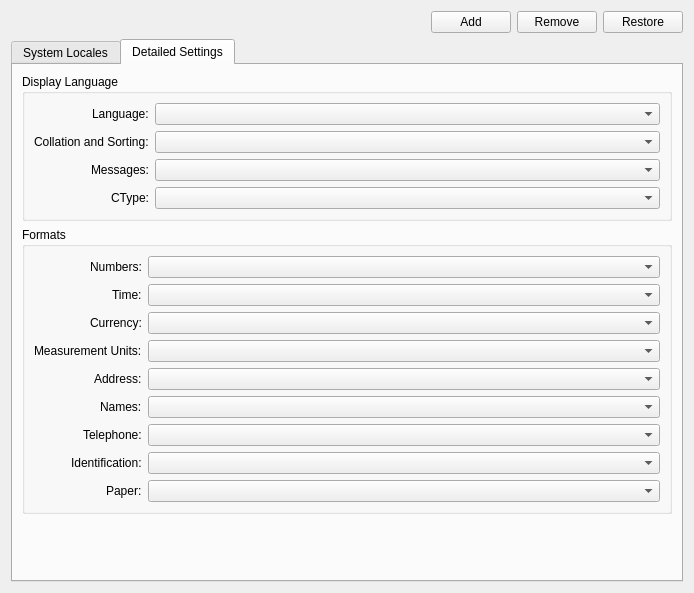
This is src/manjaro-settings-manager/pages/PageLanguage.ui in manjaro/manjaro-settings-manager as Qt 5 draws it before an edit. The edited form follows.
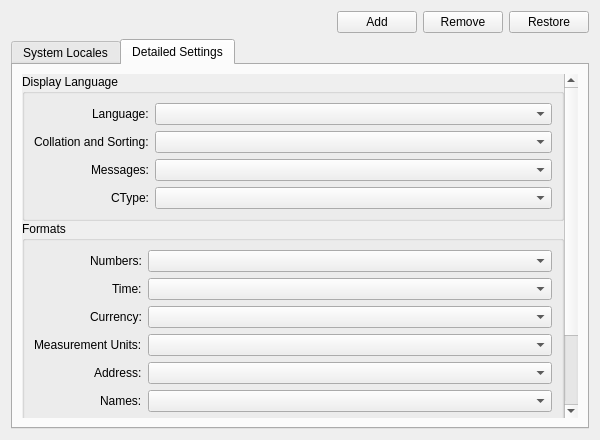
This is the edited form. The open tabs and pages were chosen to show the change.

Diff of the .ui file:
```diff
--- a/src/manjaro-settings-manager/pages/PageLanguage.ui
+++ b/src/manjaro-settings-manager/pages/PageLanguage.ui
@@ -6,8 +6,8 @@
    <rect>
     <x>0</x>
     <y>0</y>
-    <width>694</width>
-    <height>593</height>
+    <width>600</width>
+    <height>440</height>
    </rect>
   </property>
   <property name="windowTitle">
@@ -89,6 +89,39 @@
         <number>9</number>
        </property>
        <item>
+        <widget class="QScrollArea" name="localeAdvancedScrollArea">
+         <property name="frameShape">
+          <enum>QFrame::NoFrame</enum>
+         </property>
+         <property name="widgetResizable">
+          <bool>true</bool>
+         </property>
+         <widget class="QWidget" name="localeAdvancedScrollAreaWidgetContents">
+          <property name="geometry">
+           <rect>
+            <x>0</x>
+            <y>0</y>
+            <width>542</width>
+            <height>557</height>
+           </rect>
+          </property>
+          <layout class="QVBoxLayout" name="verticalLayout_5">
+           <property name="spacing">
+            <number>0</number>
+           </property>
+           <property name="leftMargin">
+            <number>0</number>
+           </property>
+           <property name="topMargin">
+            <number>0</number>
+           </property>
+           <property name="rightMargin">
+            <number>0</number>
+           </property>
+           <property name="bottomMargin">
+            <number>0</number>
+           </property>
+           <item>
         <widget class="QGroupBox" name="displayLanguageGroupBox">
          <property name="title">
           <string>Display Language</string>
@@ -257,10 +290,7 @@
           <item row="8" column="1">
            <widget class="QComboBox" name="paperComboBox"/>
           </item>
-         </layout>
-        </widget>
-       </item>
-       <item>
+              <item row="9" column="1">
         <spacer name="verticalSpacer">
          <property name="orientation">
           <enum>Qt::Vertical</enum>
@@ -272,6 +302,13 @@
           </size>
          </property>
         </spacer>
+              </item>
+             </layout>
+            </widget>
+           </item>
+          </layout>
+         </widget>
+        </widget>
        </item>
       </layout>
      </widget>
```
Left out of the diff: 39 changed lines with no effect on the pictures. Lines whose indentation alone changed are shown as unchanged.
